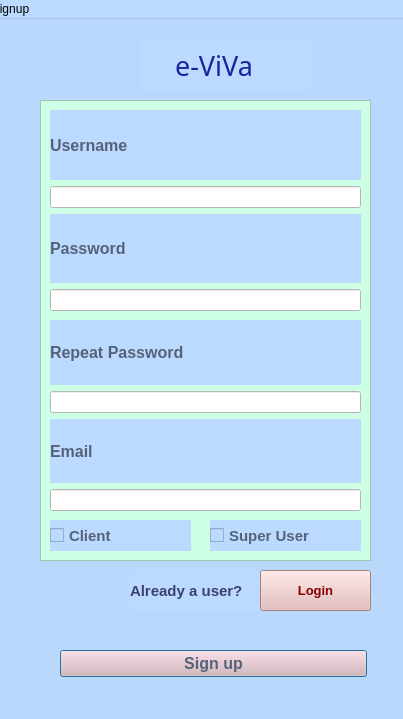
The window that Παραδοτέο 6ο/Project-code-v1.0/Register.ui (stavros-alexiou/SoftEng-2022) describes before a commit, drawn with Qt 5.
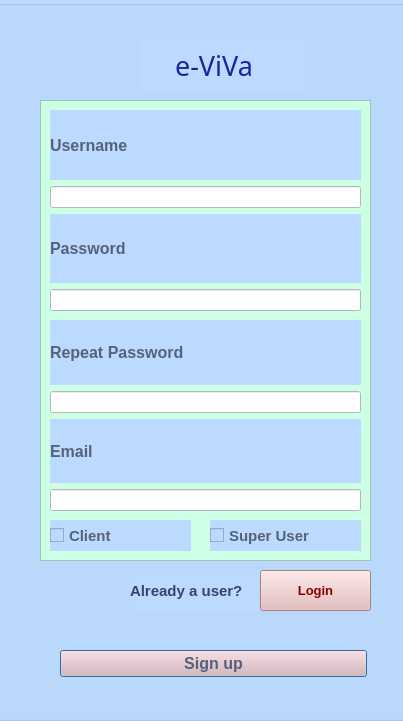
The same window after the commit.

Patch:
```diff
--- a/Παραδοτέο 6ο/Project-code-v1.0/Register.ui
+++ b/Παραδοτέο 6ο/Project-code-v1.0/Register.ui
@@ -7,7 +7,7 @@
     <x>0</x>
     <y>0</y>
     <width>403</width>
-    <height>719</height>
+    <height>721</height>
    </rect>
   </property>
   <property name="windowTitle">
@@ -26,7 +26,7 @@
     <string notr="true">background-color: rgb(188, 218, 255);</string>
    </property>
    <property name="title">
-    <string>Signup</string>
+    <string/>
    </property>
    <widget class="QLabel" name="e-ViVa_2">
     <property name="geometry">
```
